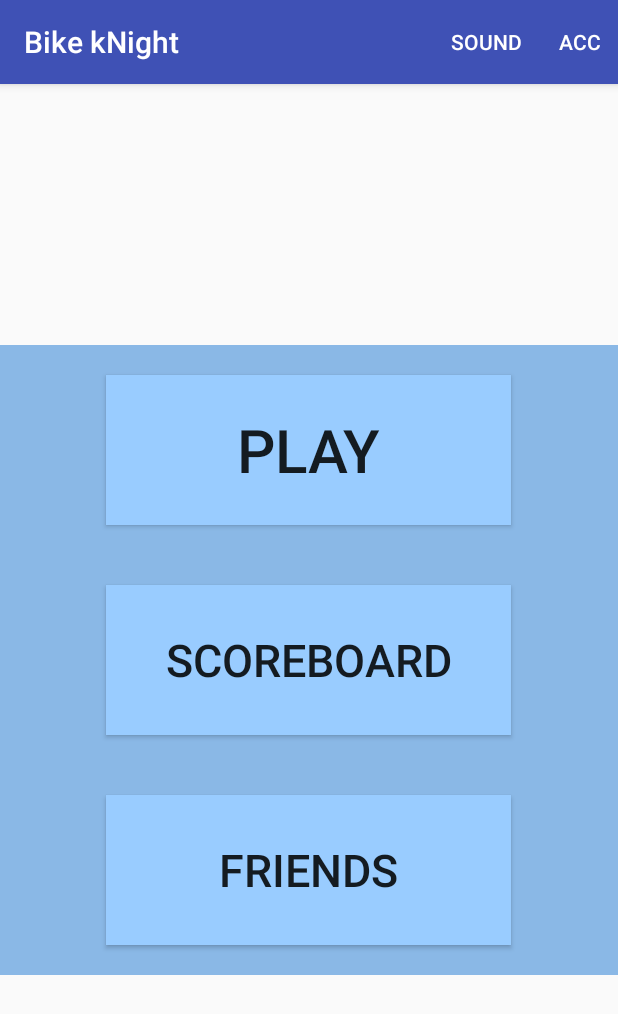
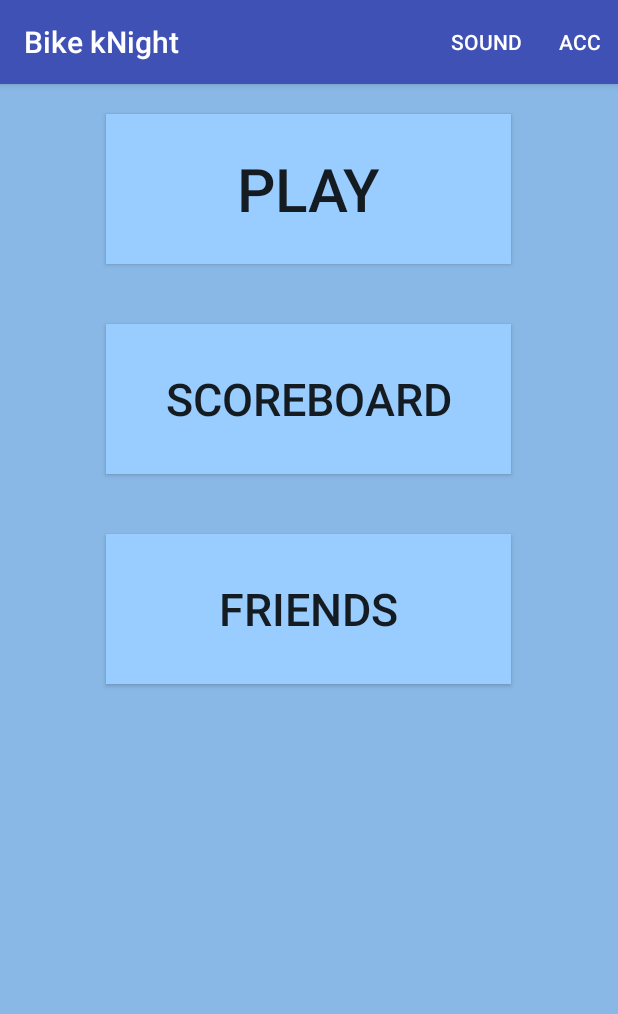
Before and after one commit to jhoobergs/PenO1516A3, an Android app: the HomeActivity screen opened directly, with no data from a screen before it, on a phone screen of 412 x 824 dp. Shown: the top 1014 px of the screen. Run offline under Robolectric (Android 15) with nearby library versions, the phone set to English and light mode, and no system bars.

Commit message:
ScrollView fixed

```diff
--- a/NightGame/app/src/main/res/layout/activity_home.xml
+++ b/NightGame/app/src/main/res/layout/activity_home.xml
@@ -1,13 +1,17 @@
 <?xml version="1.0" encoding="utf-8"?>
-<ScrollView
+<LinearLayout xmlns:android="http://schemas.android.com/apk/res/android"
     android:layout_width="match_parent"
-    android:layout_height="match_parent"
-    xmlns:android="http://schemas.android.com/apk/res/android">
+    android:layout_height="match_parent" android:background="#8AB8E6">
+    <ScrollView
+        android:layout_width="match_parent"
+        android:layout_height="match_parent"
+        >
 
-
-<LinearLayout xmlns:android="http://schemas.android.com/apk/res/android"
-    android:orientation="vertical" android:layout_width="match_parent"
-    android:layout_height="match_parent" android:layout_gravity="center" android:gravity="center" android:background="#8AB8E6">
+    <LinearLayout
+        android:layout_width="match_parent"
+        android:layout_height="wrap_content"
+        android:orientation="vertical"
+        android:gravity="center" >
     <Button
         android:id="@+id/button_play"
         android:layout_gravity="center"
@@ -17,7 +21,7 @@
         style="@style/ButtonHomeScreenStyle"/>
     <Button
         android:id="@+id/button_scoreboard"
-        android:layout_gravity="center"
+        android:layout_gravity="center_horizontal"
         android:textSize="30sp"
         android:text="@string/scoreboard"
         android:layout_margin="20dp"
@@ -32,3 +36,4 @@
 
 </LinearLayout>
 </ScrollView>
+</LinearLayout>
```
